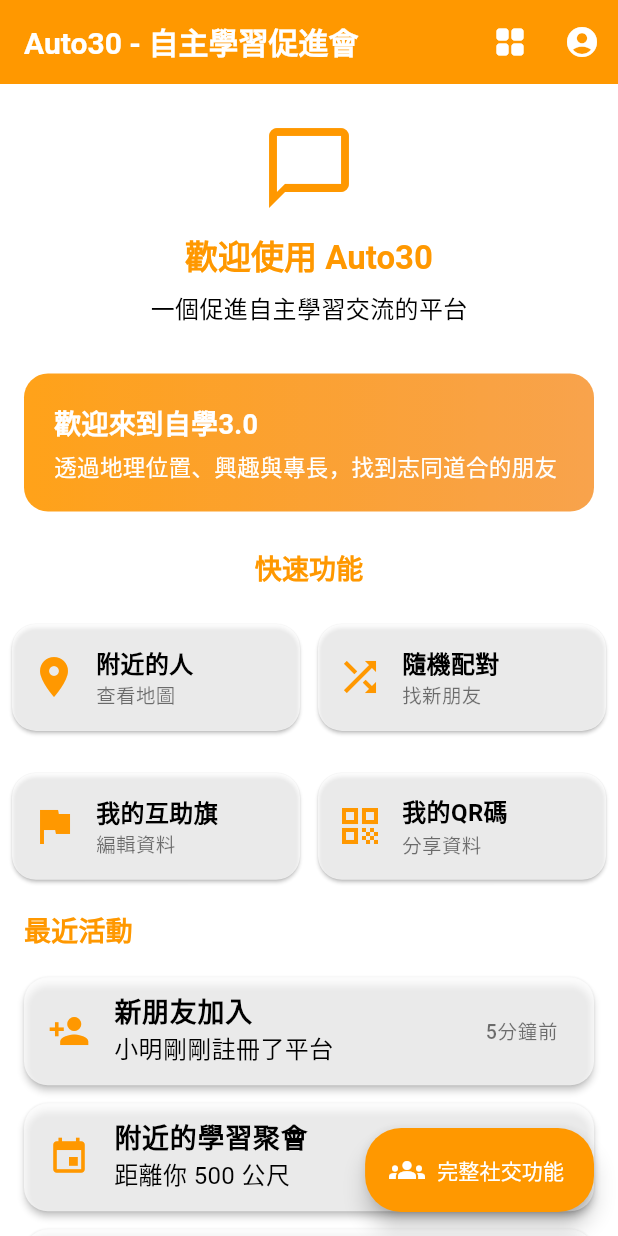
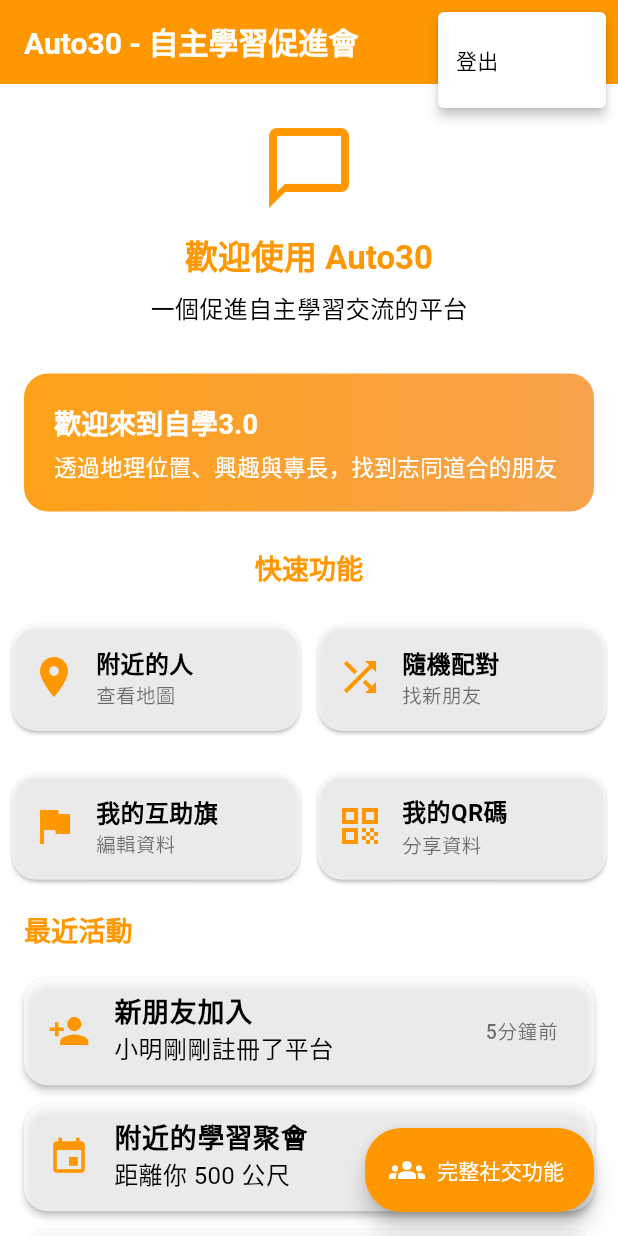
Before and after one commit to 3dw/auto30_next, a Flutter app: the screen it shows once a user with an empty profile is signed in, after a tap on the "account circle" icon, on a phone screen of 412 x 824 dp. Run offline on Flutter 3.47's test engine with Material 3 defaults, Android fonts, the phone set to English and light mode, and no system bars; our stand-ins replace firebase_auth, firebase_core, google_sign_in; accounts and stored records are empty; network calls fail.

Commit message:
work on #1 完善登入之後，右上角人像的登出功能

```diff
--- a/lib/features/home/presentation/screens/home_screen.dart
+++ b/lib/features/home/presentation/screens/home_screen.dart
@@ -33,10 +33,7 @@ class _HomeAppBar extends StatelessWidget {
           icon: const Icon(Icons.grid_view_rounded),
           onPressed: () {},
         ),
-        IconButton(
-          icon: const Icon(Icons.account_circle_rounded),
-          onPressed: () {},
-        ),
+        _UserMenuButton(),
       ],
       elevation: 0,
     );
@@ -363,3 +360,23 @@ class _SocialFAB extends StatelessWidget {
     );
   }
 }
+
+class _UserMenuButton extends StatelessWidget {
+  @override
+  Widget build(BuildContext context) {
+    return PopupMenuButton<String>(
+      icon: const Icon(Icons.account_circle_rounded),
+      onSelected: (value) async {
+        if (value == 'logout') {
+          await context.read<AuthProvider>().signOut();
+        }
+      },
+      itemBuilder: (context) => [
+        const PopupMenuItem<String>(
+          value: 'logout',
+          child: Text('登出'),
+        ),
+      ],
+    );
+  }
+}
```
